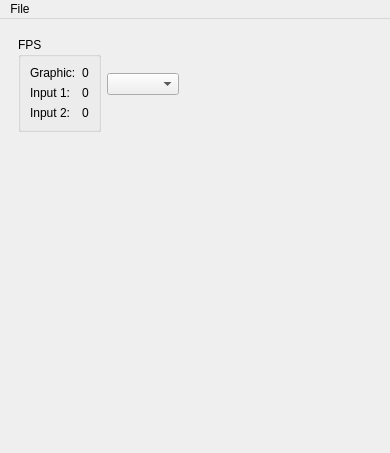
dkliminsky/Scenery, file Scenery/mainwindow.ui: the form before one commit.
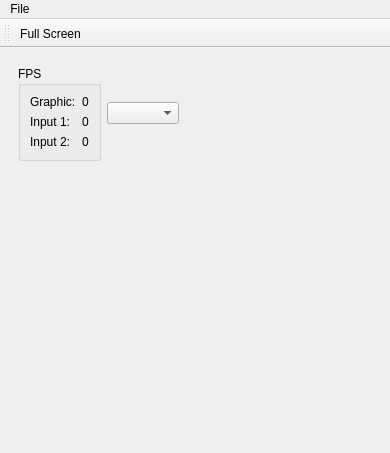
The form after the commit. Icons and pictures are not drawn.

```diff
--- a/Scenery/mainwindow.ui
+++ b/Scenery/mainwindow.ui
@@ -122,6 +122,34 @@
    </widget>
    <addaction name="menuFile"/>
   </widget>
+  <widget class="QToolBar" name="toolBar">
+   <property name="windowTitle">
+    <string>toolBar</string>
+   </property>
+   <attribute name="toolBarArea">
+    <enum>TopToolBarArea</enum>
+   </attribute>
+   <attribute name="toolBarBreak">
+    <bool>false</bool>
+   </attribute>
+   <addaction name="actionFullScreen"/>
+  </widget>
+  <action name="actionFullScreen">
+   <property name="checkable">
+    <bool>true</bool>
+   </property>
+   <property name="icon">
+    <iconset>
+     <normalon>:/icons/icons/fullscreen.png</normalon>
+    </iconset>
+   </property>
+   <property name="text">
+    <string>Full Screen</string>
+   </property>
+   <property name="shortcut">
+    <string>F</string>
+   </property>
+  </action>
  </widget>
  <resources/>
  <connections/>
```
